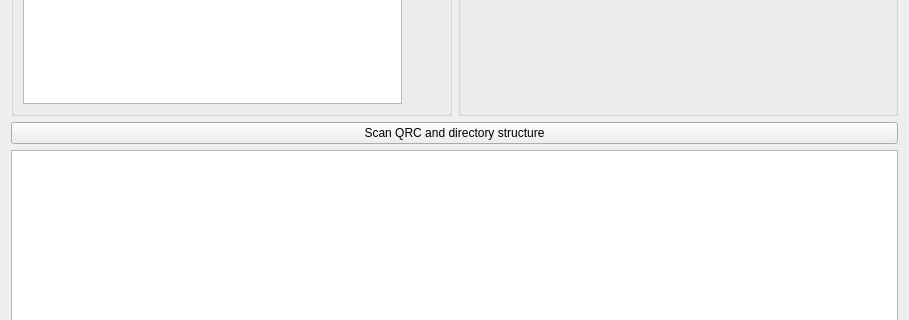
Before: the Qt Designer form QrcChecker/src/QrcChecker.ui in ghorwin/QrcChecker, drawn with Qt 5; both pictures show x 0 to 909 and y 197 to 517 of the 909 by 687 pixel window.
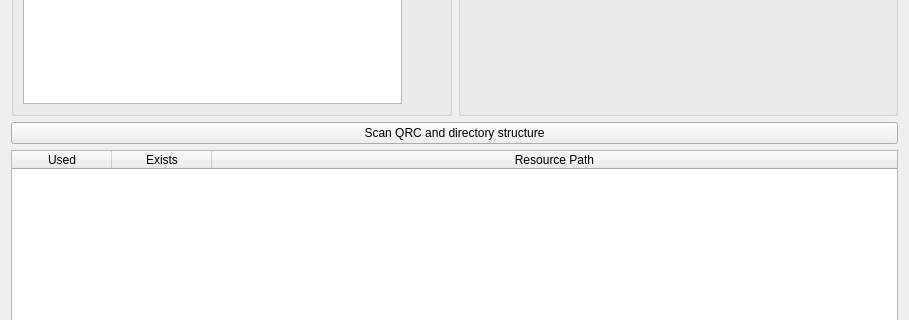
After: the same form once the commit is applied. Icons and pictures are not drawn.

Commit message: Added recursive directory scan

```diff
--- a/QrcChecker/src/QrcChecker.ui
+++ b/QrcChecker/src/QrcChecker.ui
@@ -52,9 +52,6 @@
      </item>
     </layout>
    </item>
-   <item row="2" column="0" colspan="2">
-    <widget class="QTableView" name="tableView"/>
-   </item>
    <item row="0" column="0">
     <widget class="QGroupBox" name="groupBox">
      <property name="title">
@@ -237,6 +234,37 @@
      </property>
     </widget>
    </item>
+   <item row="2" column="0" colspan="2">
+    <widget class="QTableWidget" name="tableWidget">
+     <property name="alternatingRowColors">
+      <bool>true</bool>
+     </property>
+     <property name="selectionBehavior">
+      <enum>QAbstractItemView::SelectRows</enum>
+     </property>
+     <attribute name="horizontalHeaderStretchLastSection">
+      <bool>true</bool>
+     </attribute>
+     <attribute name="verticalHeaderVisible">
+      <bool>false</bool>
+     </attribute>
+     <column>
+      <property name="text">
+       <string>Used</string>
+      </property>
+     </column>
+     <column>
+      <property name="text">
+       <string>Exists</string>
+      </property>
+     </column>
+     <column>
+      <property name="text">
+       <string>Resource Path</string>
+      </property>
+     </column>
+    </widget>
+   </item>
   </layout>
  </widget>
  <resources>
```
The commit also changes 2 other files.
